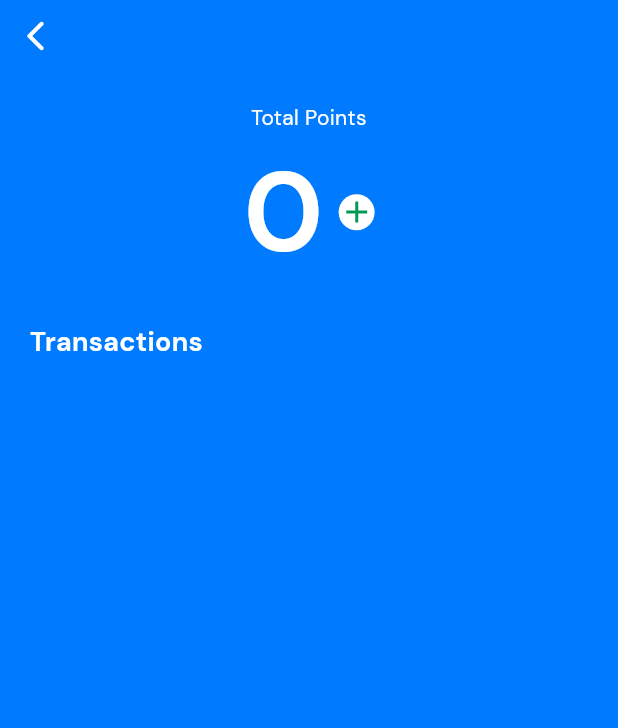
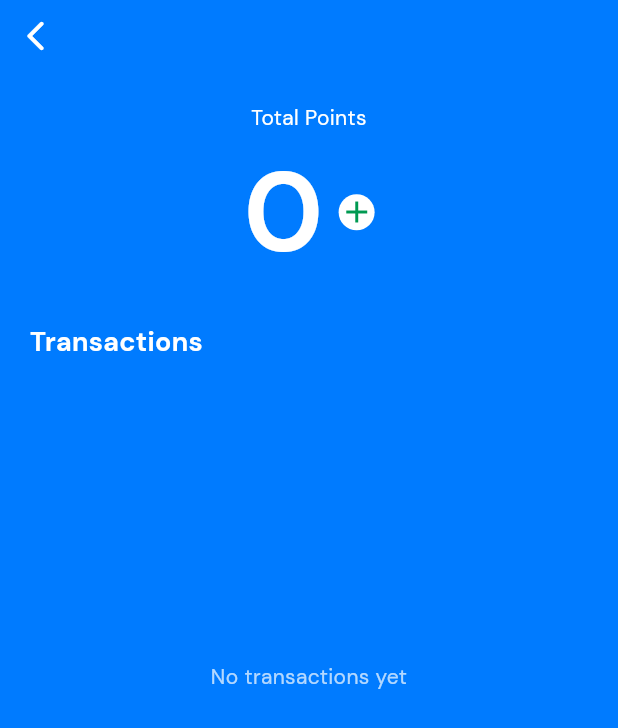
Before and after one commit to lansoyyy/juan_million_coordinator, a Flutter app: the PointsPage screen opened directly, on a phone screen of 412 x 824 dp. Shown: the top 728 px of the screen. Run offline on Flutter 3.47's test engine with Material 3 defaults, Android fonts, the phone set to English and light mode, and no system bars; our stand-ins replace cloud_firestore, file_picker, firebase_auth, firebase_core, firebase_storage, get and 3 more; missing offline and left inert: flutter_barcode_scanner_plus, paymongo_sdk; accounts and stored records are empty.

Commit message:
fixes for march 3 issues

```diff
--- a/lib/screens/admin_tabs/community_tab.dart
+++ b/lib/screens/admin_tabs/community_tab.dart
@@ -68,6 +68,7 @@ class _CommunityTabState extends State<CommunityTab> {
               StreamBuilder<QuerySnapshot>(
                   stream: FirebaseFirestore.instance
                       .collection('Slots')
+                      .orderBy('dateTime')
                       .snapshots(),
                   builder: (BuildContext context,
                       AsyncSnapshot<QuerySnapshot> snapshot) {
--- a/lib/screens/pages/business/points_page.dart
+++ b/lib/screens/pages/business/points_page.dart
@@ -1,6 +1,8 @@
 import 'package:cloud_firestore/cloud_firestore.dart';
 import 'package:firebase_auth/firebase_auth.dart';
 import 'package:flutter/material.dart';
+import 'package:intl/intl.dart';
+import 'package:juan_million/screens/pages/store_page.dart';
 import 'package:juan_million/utlis/colors.dart';
 import 'package:juan_million/widgets/text_widget.dart';
 
@@ -68,7 +70,8 @@ class PointsPage extends StatelessWidget {
                       GestureDetector(
                         onTap: () {
                           Navigator.of(context).push(MaterialPageRoute(
-                              builder: (context) => const PointsPage()));
+                              builder: (context) =>
+                                  StorePage(inbusiness: true)));
                         },
                         child: Container(
                           decoration: const BoxDecoration(
@@ -100,9 +103,52 @@ class PointsPage extends StatelessWidget {
                         ),
                         SizedBox(
                           height: 400,
-                          child: ListView.builder(
-                            itemCount: 0,
+                          child: StreamBuilder<QuerySnapshot>(
+                            stream: FirebaseFirestore.instance
+                                .collection('Points')
+                                .where('uid',
+                                    isEqualTo: FirebaseAuth
+                                        .instance.currentUser!.uid)
+                                .orderBy('dateTime', descending: true)
+                                .snapshots(),
+                            builder: (context,
+                                AsyncSnapshot<QuerySnapshot> snapshot) {
+                              if (!snapshot.hasData) {
+                                return const Center(
+                                    child: CircularProgressIndicator(
+                                        color: Colors.white));
+                              } else if (snapshot.hasError) {
+                                return const Center(
+                                    child: Text('Something went wrong',
+                                        style:
+                                            TextStyle(color: Colors.white)));
+                              }
+                              final docs = snapshot.requireData.docs;
+                              if (docs.isEmpty) {
+                                return Center(
+                                  child: TextWidget(
+                                    text: 'No transactions yet',
+                                    fontSize: 14,
+                                    color: Colors.white70,
+                                    fontFamily: 'Regular',
+                                  ),
+                                );
+                              }
+                              return ListView.builder(
+                                itemCount: docs.length,
                                 itemBuilder: (context, index) {
+                                  final doc = docs[index];
+                                  final dynamic rawPts = doc['pts'];
+                                  final int pts = rawPts is num
+                                      ? rawPts.toInt()
+                                      : 0;
+                                  final dynamic rawDate = doc['dateTime'];
+                                  final DateTime dateTime =
+                                      rawDate is Timestamp
+                                          ? rawDate.toDate()
+                                          : DateTime.now();
+                                  final String type =
+                                      doc['type']?.toString() ?? 'Transaction';
                                   return Padding(
                                     padding: const EdgeInsets.all(5.0),
                                     child: ListTile(
@@ -118,25 +164,29 @@ class PointsPage extends StatelessWidget {
                                         size: 32,
                                       ),
                                       title: Column(
-                                    mainAxisAlignment: MainAxisAlignment.center,
+                                        mainAxisAlignment:
+                                            MainAxisAlignment.center,
                                         crossAxisAlignment:
                                             CrossAxisAlignment.start,
                                         children: [
                                           TextWidget(
-                                        text: 'February 2, 2024',
+                                            text: DateFormat('MMM d, yyyy h:mm a')
+                                                .format(dateTime),
                                             fontSize: 11,
                                             color: Colors.grey,
                                             fontFamily: 'Medium',
                                           ),
                                           TextWidget(
-                                        text: 'Bought 25 points',
-                                        fontSize: 16,
+                                            text: '$type — $pts pts',
+                                            fontSize: 14,
                                             color: Colors.black,
                                             fontFamily: 'Medium',
                                           ),
                                         ],
                                       ),
                                     ),
+                                  );
+                                },
                               );
                             },
                           ),
--- a/lib/services/add_slots.dart
+++ b/lib/services/add_slots.dart
@@ -4,7 +4,7 @@ import 'package:firebase_auth/firebase_auth.dart';
 Future<String> addSlots() async {
   final docUser = FirebaseFirestore.instance
       .collection('Slots')
-      .doc(DateTime.now().toString());
+      .doc(); // auto-generated ID ensures uniqueness
 
   final json = {
     'uid': FirebaseAuth.instance.currentUser!.uid,
```
Lines whose indentation alone changed are shown as unchanged.
